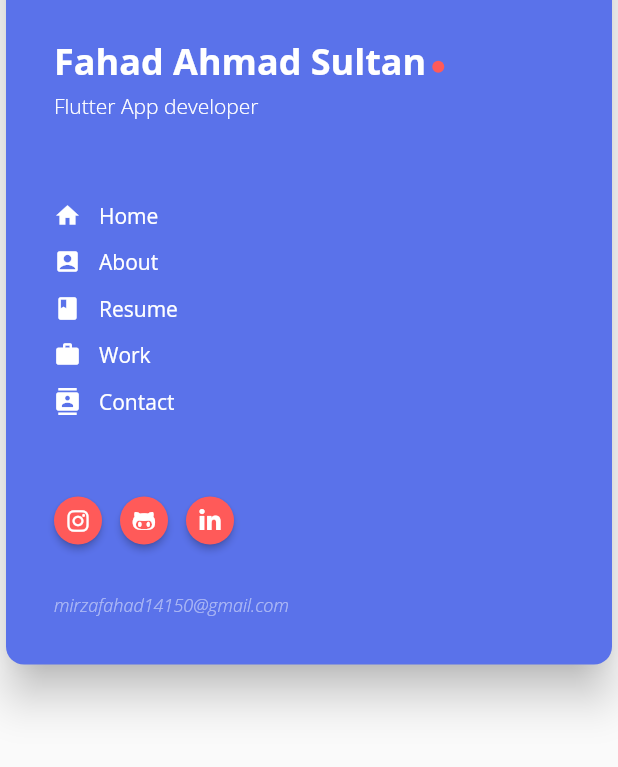
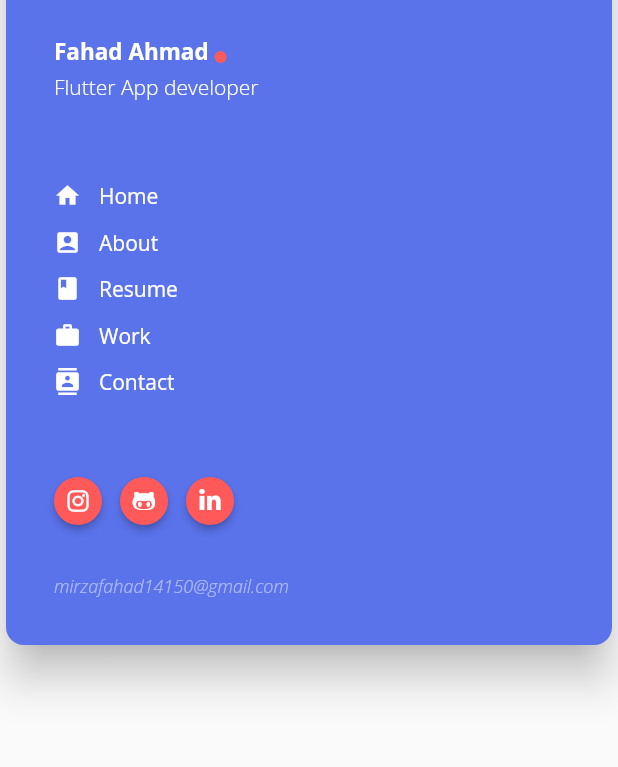
Before and after one commit to fahadmirfa/portfo, a Flutter app: the Navigation widget shown alone on an empty page, opened directly, on a phone screen of 412 x 824 dp, the part 150-917 px from its top. Run offline on Flutter 3.47's test engine with Material 2 defaults, Android fonts, the phone set to English and light mode, and no system bars; our stand-ins replace font_awesome_flutter, google_fonts.

Commit message:
first commit

```diff
--- a/lib/data.dart
+++ b/lib/data.dart
@@ -1,6 +1,6 @@
 class Data {
   static const WEB_TITLE = "Fahad - Flutter App Developer";
-  static const NAME = "Fahad Ahmad Sultan";
+  static const NAME = "Fahad Ahmad";
   static const PHONE_NUMBER = "+923264303809";
   static const EMAIL = "mirzafahad14150@gmail.com";
   static const LOCATION = "Lahore, Pakistan";
--- a/lib/navigation.dart
+++ b/lib/navigation.dart
@@ -87,7 +87,7 @@ class Navigation extends StatelessWidget {
                     style: TextStyle(
                       color: Colors.white,
                       fontWeight: FontWeight.bold,
-                      fontSize: 24,
+                      fontSize: 15,
                     ),
                   ),
                   SizedBox(width: 4),
```
